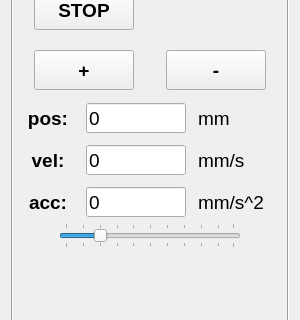
Qt form axis.ui (JintaoFeng/huawei_MotionStage_2) before a commit; both pictures show x 0 to 300 and y 186 to 506 of the 300 by 650 pixel window.
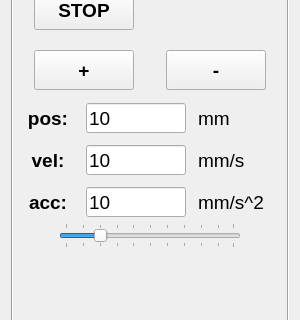
The same form after that commit.

Diff of the .ui file:
```diff
--- a/axis.ui
+++ b/axis.ui
@@ -31,7 +31,7 @@
   <property name="windowTitle">
    <string>Form</string>
   </property>
-  <layout class="QVBoxLayout" name="verticalLayout" stretch="0">
+  <layout class="QHBoxLayout" name="horizontalLayout" stretch="0">
    <item>
     <widget class="QFrame" name="frame">
      <property name="frameShape">
@@ -388,7 +388,7 @@
            </font>
           </property>
           <property name="text">
-           <string>0</string>
+           <string>10</string>
           </property>
          </widget>
         </item>
@@ -418,7 +418,7 @@
            </font>
           </property>
           <property name="text">
-           <string>0</string>
+           <string>10</string>
           </property>
          </widget>
         </item>
@@ -489,7 +489,7 @@
            </font>
           </property>
           <property name="text">
-           <string>0</string>
+           <string>10</string>
           </property>
          </widget>
         </item>
```
